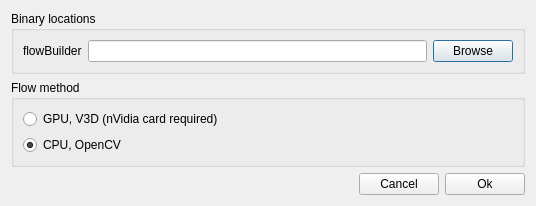
This is slowmoVideo/slowmoUI/dialogues/preferencesDialog.ui in slowmoVideo/slowmoVideo as Qt 5 draws it before an edit. The edited form follows.
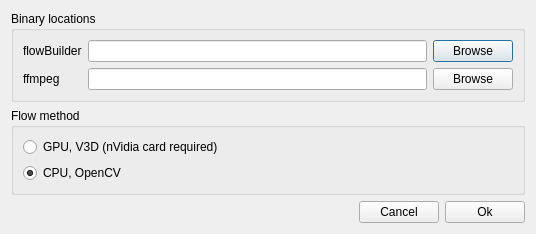
This is the edited form.

Commit message: Use avconv if ffmpeg is not available

What changed in the file:
```diff
--- a/slowmoVideo/slowmoUI/dialogues/preferencesDialog.ui
+++ b/slowmoVideo/slowmoUI/dialogues/preferencesDialog.ui
@@ -22,13 +22,6 @@
         <string>Binary locations</string>
        </property>
        <layout class="QGridLayout" name="gridLayout">
-        <item row="0" column="0">
-         <widget class="QLabel" name="label">
-          <property name="text">
-           <string>flowBuilder</string>
-          </property>
-         </widget>
-        </item>
         <item row="0" column="1">
          <widget class="QLineEdit" name="buildFlow"/>
         </item>
@@ -39,6 +32,30 @@
           </property>
          </widget>
         </item>
+        <item row="0" column="0">
+         <widget class="QLabel" name="label">
+          <property name="text">
+           <string>flowBuilder</string>
+          </property>
+         </widget>
+        </item>
+        <item row="1" column="0">
+         <widget class="QLabel" name="label_2">
+          <property name="text">
+           <string>ffmpeg</string>
+          </property>
+         </widget>
+        </item>
+        <item row="1" column="1">
+         <widget class="QLineEdit" name="ffmpeg"/>
+        </item>
+        <item row="1" column="2">
+         <widget class="QPushButton" name="bFFmpeg">
+          <property name="text">
+           <string>Browse</string>
+          </property>
+         </widget>
+        </item>
        </layout>
       </widget>
      </item>
```
The commit also changes 6 other files.
